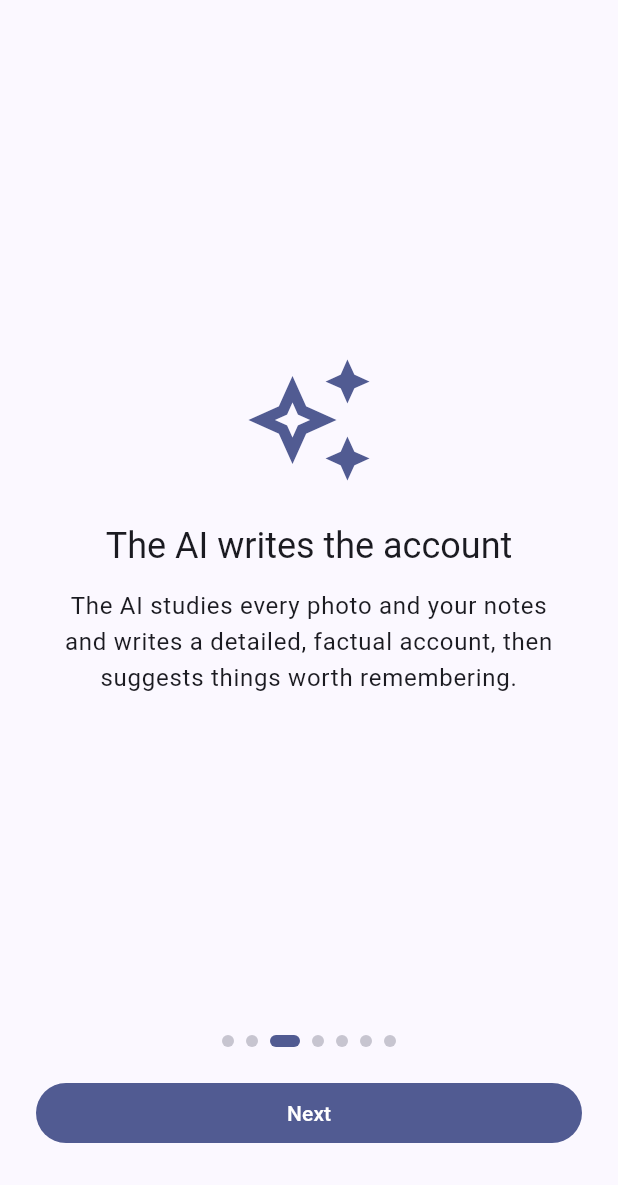
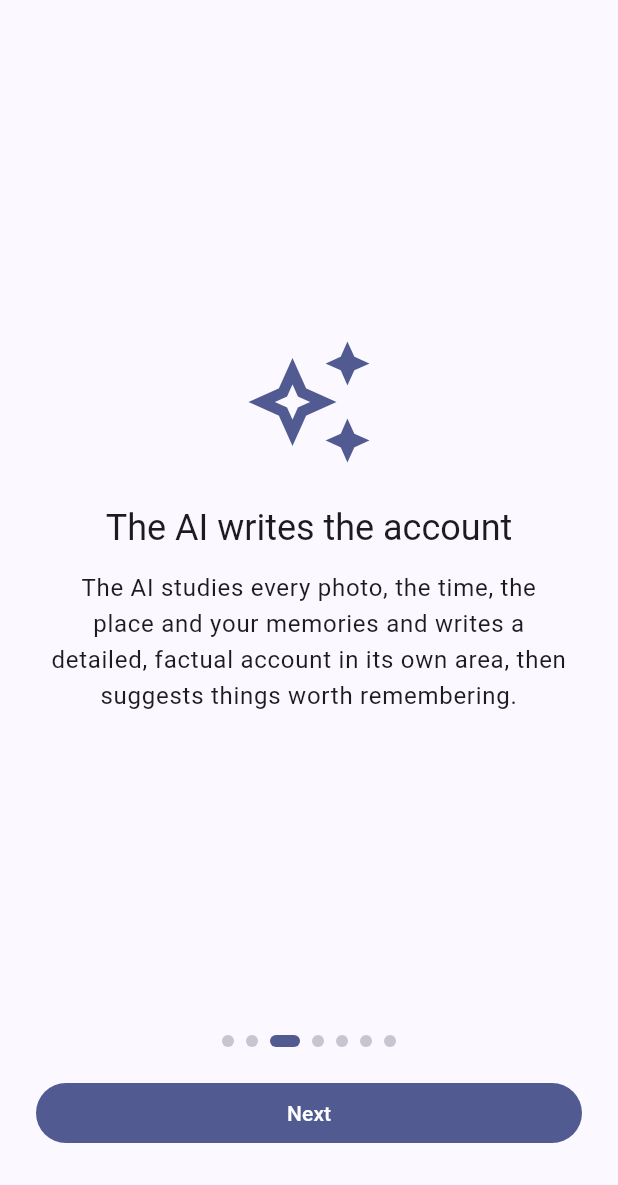
Before and after one commit to danielsentertainmentresearch-lab/Photo-Service-AI-History-Network-App-For-Ryan, a Flutter app: the screen it shows after launch, swiped to page 3, on a phone screen of 412 x 824 dp, the part 51-1236 px from its top. Run offline on Flutter 3.47's test engine with Material 3 defaults, Android fonts, the phone set to English and light mode, and no system bars; our stand-ins replace firebase_auth, firebase_core, flutter_secure_storage, google_mobile_ads, image_picker, local_auth and 3 more; accounts and stored records are empty.

Commit message:
New event: the AI's area takes no typing; the cursor starts in the free write
Owner's review: the "What's happening?" box read as the place to type
and had the cursor, while the account is the AI's alone and the
person's writing belongs in the free write. It is now a read-only area
marked "AI writing generates here", and the free write has the cursor
when the screen opens. New events carry no notes; the AI writes from
the photos, time, place and memory. The free write's explanation no
longer mentions an API key, and the tutorial matches.

Co-Authored-By: Claude Opus 5.5 <noreply@anthropic.com>
Claude-Session: https://claude.ai/code/session_01Gqu1RVPkPiL9dgRA7QTn5P

```diff
--- a/lib/screens/tutorial_screen.dart
+++ b/lib/screens/tutorial_screen.dart
@@ -25,20 +25,21 @@ const _steps = [
   _Step(
     Icons.auto_stories,
     'Welcome to $appName',
-    'Your life, remembered in detail. Record moments with photos and a few '
-        'notes, and an AI writes the full story for you.',
+    'Your life, remembered in detail. Record moments with photos, and an AI '
+        'writes the factual story for you.',
   ),
   _Step(
     Icons.add_a_photo_outlined,
     'Record an event',
     'Tap New event, add up to 10 photos from your camera or gallery, and '
-        'jot down what\'s happening: who\'s there and what led up to it.',
+        'write about it in your own words in the box that\'s yours.',
   ),
   _Step(
     Icons.auto_awesome_outlined,
     'The AI writes the account',
-    'The AI studies every photo and your notes and writes a detailed, '
-        'factual account, then suggests things worth remembering.',
+    'The AI studies every photo, the time, the place and your memories and '
+        'writes a detailed, factual account in its own area, then suggests '
+        'things worth remembering.',
   ),
   _Step(
     Icons.psychology_outlined,
```
Also changed, not shown: lib/screens/new_event_screen.dart (+94 -40 lines), lib/widgets/free_write_box.dart (+6 -1 lines), 2 other files.
